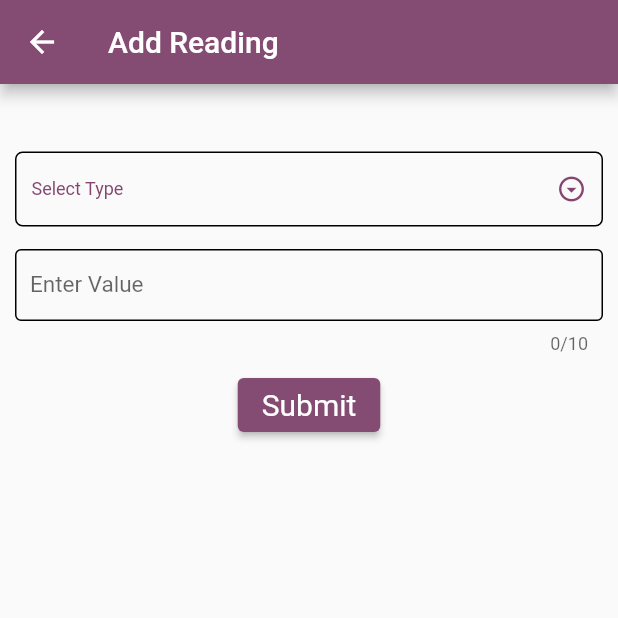
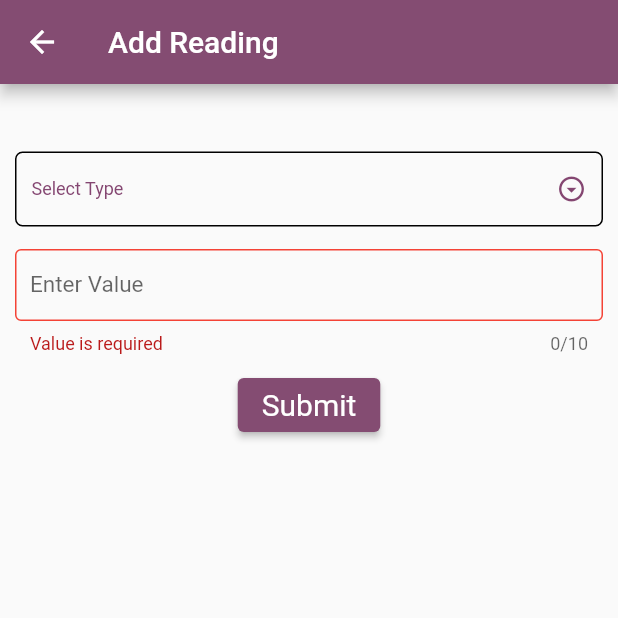
Before and after one commit to krishnaji-yedlapalli/diabetes, a Flutter app: the AddReading screen opened directly, after a tap on "Submit", on a phone screen of 412 x 824 dp, the top half of it. Run offline on Flutter 3.47's test engine with Material 2 defaults, Android fonts, the phone set to English and light mode, and no system bars; our stand-ins replace connectivity_plus, dio, freezed_annotation, shared_preferences, sqflite; accounts and stored records are empty; Roboto replaces fonts that are missing (Segoe UI).

Commit message:
Added validation in add reading screen

```diff
--- a/lib/main.dart
+++ b/lib/main.dart
@@ -39,6 +39,9 @@ class MyApp extends StatelessWidget {
               focusedBorder: const OutlineInputBorder(),
               errorBorder: const OutlineInputBorder(borderSide: BorderSide(color: Colors.red)),
               focusedErrorBorder: const OutlineInputBorder()),
+            radioTheme: RadioThemeData(
+              fillColor: MaterialStateProperty.all(Color.fromRGBO(132, 70, 113, 1)),
+            )
         ),
         home: UserLoginStatus(),
       ),
--- a/lib/screens/add_reading.dart
+++ b/lib/screens/add_reading.dart
@@ -1,4 +1,5 @@
 import 'package:diabetes_tracker/mixin/common_mixin.dart';
+import 'package:diabetes_tracker/utils/helper_methods.dart';
 import 'package:flutter/material.dart';
 import 'package:flutter/services.dart';
 import 'package:provider/provider.dart';
@@ -81,8 +82,23 @@ class _AddReadingState extends State<AddReading> with CommonMixin {
   }
 
   void onTapOfSubmit(){
-    Provider.of<DiabetesProvider>(context, listen: false).addReading(context, {
-      'reading' : double.parse(decimalValueCtrl.text.trim()),
-    });
+    FocusScope.of(context).requestFocus(FocusNode());
+    var diabetesProvider = Provider.of<DiabetesProvider>(context, listen: false);
+    if (!_formKey.currentState!.validate()) {
+
+      setState(() {
+        autoValidate = true;
+      });
+      return;
+    }
+    else {
+      if(diabetesProvider.getDropDownId == null) {
+        HelperMethods.showSnackBarMessage(context, 'Meal type required');
+        return;
+      }
+      Provider.of<DiabetesProvider>(context, listen: false).addReading(context, {
+        'reading' : double.parse(decimalValueCtrl.text.trim()),
+      });
+    }
   }
 }
```
Also changed, not shown: lib/screens/view_reading_history.dart (+8 -5 lines).
